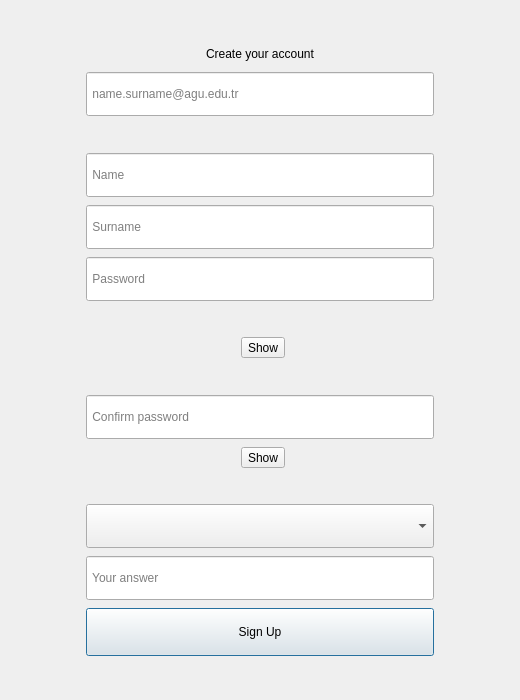
Qt form ui/create_account_window.ui (imndllnuri/students-attendance-app) before a commit.
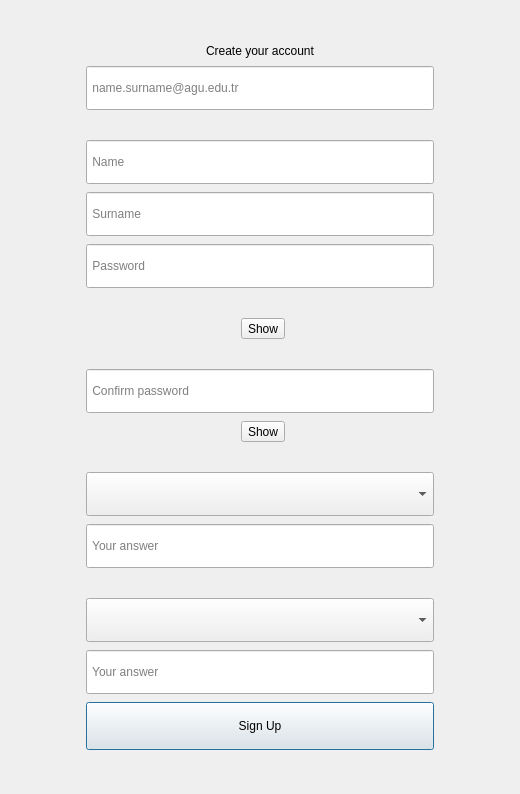
The same form after that commit.

Commit message:
#6: Multiple security questions (pick 2 of 3)
Claude-Session: https://claude.ai/code/session_01WkguXLodip65sTYi6cfzfG

What changed in the file:
```diff
--- a/ui/create_account_window.ui
+++ b/ui/create_account_window.ui
@@ -148,6 +148,24 @@
              <property name="placeholderText"><string> Your answer</string></property>
             </widget>
            </item>
+           <item>
+            <widget class="QLabel" name="security_questions_error_lbl">
+             <property name="visible"><bool>false</bool></property>
+             <property name="wordWrap"><bool>true</bool></property>
+             <property name="text"><string/></property>
+            </widget>
+           </item>
+           <item>
+            <widget class="QComboBox" name="security_question_2_ComboBox">
+             <property name="minimumSize"><size><width>0</width><height>44</height></size></property>
+            </widget>
+           </item>
+           <item>
+            <widget class="QLineEdit" name="answer_2_le">
+             <property name="minimumSize"><size><width>0</width><height>44</height></size></property>
+             <property name="placeholderText"><string> Your answer</string></property>
+            </widget>
+           </item>
            <item>
             <widget class="QPushButton" name="sign_up_btn">
              <property name="minimumSize"><size><width>0</width><height>48</height></size></property>
```
The commit also changes 18 other files.
